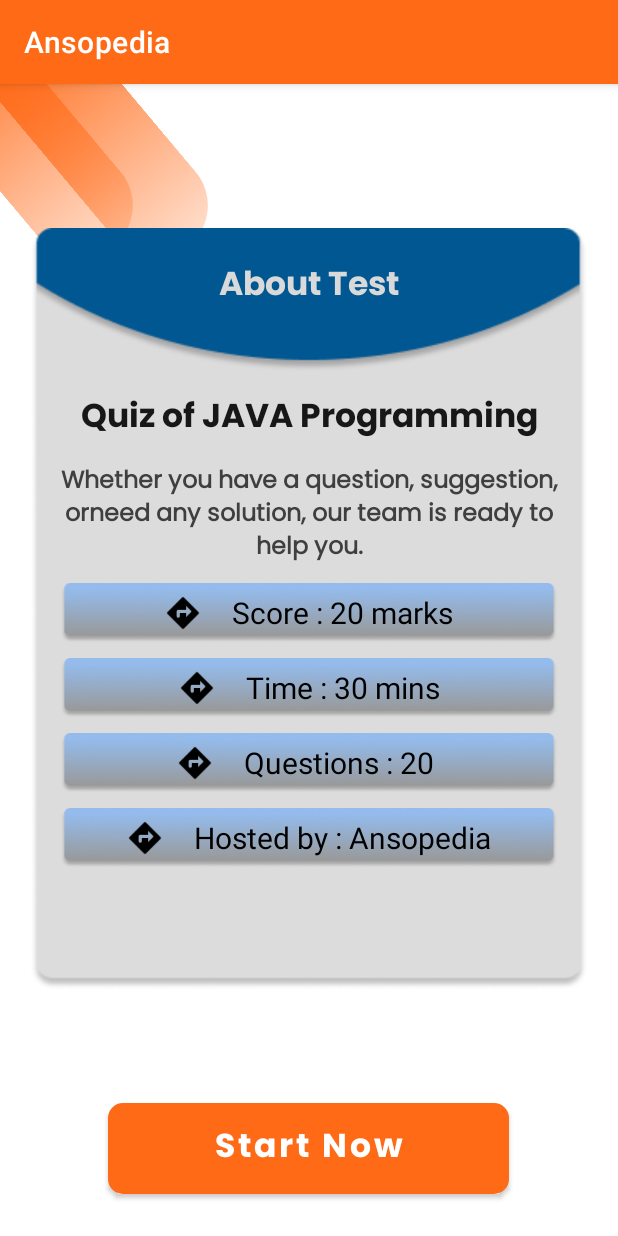
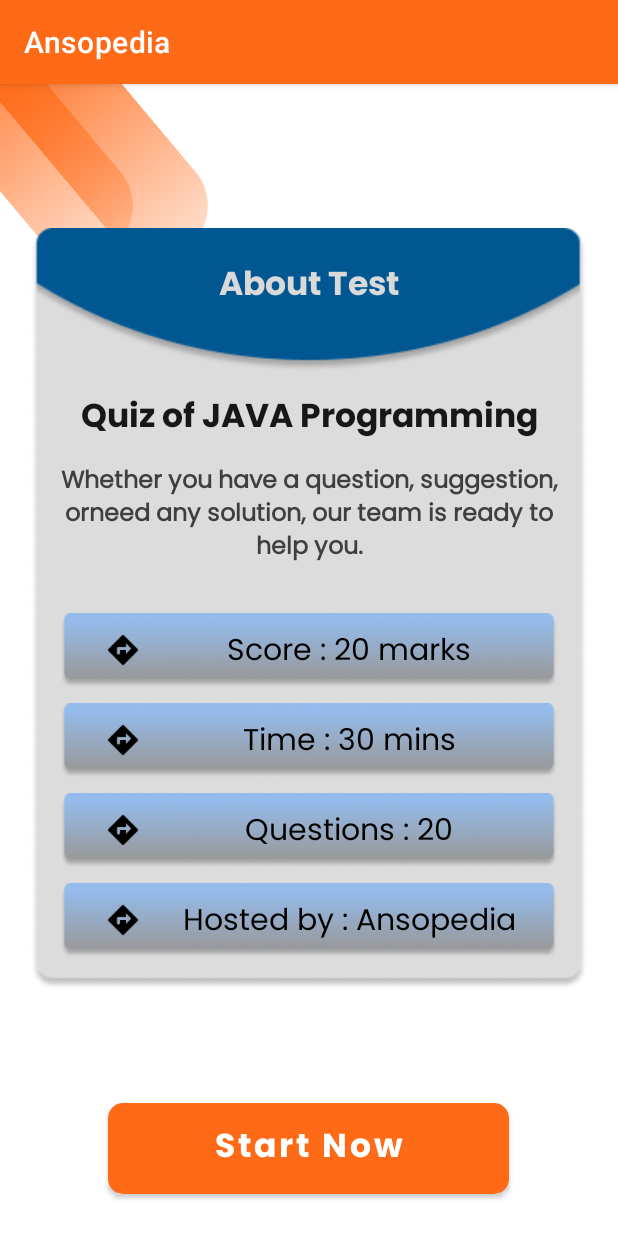
Before and after one commit to Shahbibek/Ansopedia, an Android app: the AboutTestActivity screen opened directly, with no data from a screen before it, on a phone screen of 412 x 824 dp. Run offline under Robolectric (Android 15) with nearby library versions, the phone set to English and light mode, and no system bars.

Commit message:
Changes in about test.

```diff
--- a/app/src/main/AndroidManifest.xml
+++ b/app/src/main/AndroidManifest.xml
@@ -1,7 +1,7 @@
 <?xml version="1.0" encoding="utf-8"?>
 <manifest xmlns:android="http://schemas.android.com/apk/res/android"
     xmlns:tools="http://schemas.android.com/tools"
-    package="com.example.ansopedia">
+    package="com.example.ansopedia" >
 
     <application
         android:allowBackup="true"
@@ -12,7 +12,10 @@
         android:roundIcon="@mipmap/ic_launcher_round"
         android:supportsRtl="true"
         android:theme="@style/Theme.Ansopedia"
-        tools:targetApi="31">
+        tools:targetApi="31" >
+        <activity
+            android:name=".LeaderboardActivity"
+            android:exported="false" />
         <activity
             android:name=".MyProfileActivity"
             android:exported="false" />
@@ -50,7 +53,7 @@
             android:name=".MainActivity"
             android:exported="true"
             android:screenOrientation="portrait"
-            android:theme="@style/Theme.Ansopedia.Starting">
+            android:theme="@style/Theme.Ansopedia.Starting" >
             <intent-filter>
                 <action android:name="android.intent.action.MAIN" />
 
--- /dev/null
+++ b/app/src/main/java/com/example/ansopedia/LeaderboardActivity.java
@@ -0,0 +1,14 @@
+package com.example.ansopedia;
+
+import androidx.appcompat.app.AppCompatActivity;
+
+import android.os.Bundle;
+
+public class LeaderboardActivity extends AppCompatActivity {
+
+    @Override
+    protected void onCreate(Bundle savedInstanceState) {
+        super.onCreate(savedInstanceState);
+        setContentView(R.layout.activity_leaderboard);
+    }
+}
--- a/app/src/main/res/layout/activity_about_test.xml
+++ b/app/src/main/res/layout/activity_about_test.xml
@@ -102,127 +102,126 @@
             <LinearLayout
                 android:id="@+id/point_1"
                 android:layout_width="match_parent"
-                android:layout_height="40dp"
+                android:layout_height="50dp"
                 android:layout_below="@+id/aboutTest_desc"
+                android:layout_marginHorizontal="15dp"
                 android:layout_marginStart="20dp"
+                android:layout_marginTop="20dp"
                 android:layout_marginEnd="20dp"
-                android:background="@drawable/desc_point_bg"
-                android:gravity="center">
+                android:background="@drawable/desc_point_bg">
 
-                <ImageView
-                    android:layout_width="25dp"
-                    android:layout_height="25dp"
+                <View
+                    android:layout_width="24dp"
+                    android:layout_height="24dp"
                     android:layout_gravity="center"
-                    android:layout_marginEnd="20dp"
-                    android:src="@drawable/round_directions">
-
-                </ImageView>
+                    android:layout_marginStart="30dp"
+                    android:background="@drawable/round_directions" />
 
                 <TextView
-                    android:layout_width="wrap_content"
+                    android:layout_width="match_parent"
                     android:layout_height="wrap_content"
+                    android:layout_marginHorizontal="10dp"
+                    android:layout_marginVertical="10dp"
+                    android:fontFamily="@font/poppins_regular"
+                    android:gravity="center"
                     android:text="Score : 20 marks"
-                    android:textAlignment="center"
                     android:textColor="@color/black"
-                    android:textSize="20sp">
+                    android:textSize="20sp" />
 
-                </TextView>
 
             </LinearLayout>
+
 
             <LinearLayout
                 android:id="@+id/point_2"
                 android:layout_width="match_parent"
-                android:layout_height="40dp"
+                android:layout_height="50dp"
                 android:layout_below="@+id/point_1"
+                android:layout_marginHorizontal="15dp"
                 android:layout_marginStart="20dp"
                 android:layout_marginTop="10dp"
                 android:layout_marginEnd="20dp"
-                android:background="@drawable/desc_point_bg"
-                android:gravity="center">
+                android:background="@drawable/desc_point_bg">
 
-                <ImageView
-                    android:layout_width="25dp"
-                    android:layout_height="25dp"
+                <View
+                    android:layout_width="24dp"
+                    android:layout_height="24dp"
                     android:layout_gravity="center"
-                    android:layout_marginEnd="20dp"
-                    android:src="@drawable/round_directions">
-
-                </ImageView>
+                    android:layout_marginStart="30dp"
+                    android:background="@drawable/round_directions" />
 
                 <TextView
-                    android:layout_width="wrap_content"
+                    android:layout_width="match_parent"
                     android:layout_height="wrap_content"
+                    android:layout_marginHorizontal="10dp"
+                    android:layout_marginVertical="10dp"
+                    android:fontFamily="@font/poppins_regular"
+                    android:gravity="center"
                     android:text="Time : 30 mins"
-                    android:textAlignment="center"
                     android:textColor="@color/black"
-                    android:textSize="20sp">
-
-                </TextView>
+                    android:textSize="20sp" />
 
             </LinearLayout>
 
             <LinearLayout
                 android:id="@+id/point_3"
                 android:layout_width="match_parent"
-                android:layout_height="40dp"
+                android:layout_height="50dp"
                 android:layout_below="@+id/point_2"
+                android:layout_marginHorizontal="15dp"
                 android:layout_marginStart="20dp"
                 android:layout_marginTop="10dp"
                 android:layout_marginEnd="20dp"
-                android:background="@drawable/desc_point_bg"
-                android:gravity="center">
+                android:background="@drawable/desc_point_bg">
 
-                <ImageView
-                    android:layout_width="25dp"
-                    android:layout_height="25dp"
+                <View
+                    android:layout_width="24dp"
+                    android:layout_height="24dp"
                     android:layout_gravity="center"
-                    android:layout_marginEnd="20dp"
-                    android:src="@drawable/round_directions">
-
-                </ImageView>
+                    android:layout_marginStart="30dp"
+                    android:background="@drawable/round_directions" />
 
                 <TextView
-                    android:layout_width="wrap_content"
+                    android:layout_width="match_parent"
                     android:layout_height="wrap_content"
-                    android:text="Questions : 20 "
-                    android:textAlignment="center"
+                    android:layout_marginHorizontal="10dp"
+                    android:layout_marginVertical="10dp"
+                    android:fontFamily="@font/poppins_regular"
+                    android:gravity="center"
+                    android:text="Questions : 20"
                     android:textColor="@color/black"
-                    android:textSize="20sp">
-
-                </TextView>
+                    android:textSize="20sp" />
 
             </LinearLayout>
 
             <LinearLayout
                 android:id="@+id/point_4"
                 android:layout_width="match_parent"
-                android:layout_height="40dp"
+                android:layout_height="50dp"
                 android:layout_below="@+id/point_3"
+                android:layout_marginHorizontal="15dp"
                 android:layout_marginStart="20dp"
                 android:layout_marginTop="10dp"
                 android:layout_marginEnd="20dp"
-                android:background="@drawable/desc_point_bg"
-                android:gravity="center">
+                android:background="@drawable/desc_point_bg">
 
-                <ImageView
-                    android:layout_width="25dp"
-                    android:layout_height="25dp"
+                <View
+                    android:layout_width="24dp"
+                    android:layout_height="24dp"
                     android:layout_gravity="center"
-                    android:layout_marginEnd="20dp"
-                    android:src="@drawable/round_directions">
-
-                </ImageView>
+                    android:layout_marginStart="30dp"
+                    android:background="@drawable/round_directions" />
 
                 <TextView
-                    android:layout_width="wrap_content"
+                    android:layout_width="match_parent"
                     android:layout_height="wrap_content"
+                    android:layout_marginHorizontal="10dp"
+                    android:layout_marginVertical="10dp"
+                    android:fontFamily="@font/poppins_regular"
+                    android:gravity="center"
                     android:text="Hosted by : Ansopedia"
-                    android:textAlignment="center"
                     android:textColor="@color/black"
-                    android:textSize="20sp">
-
-                </TextView>
+                    android:textSize="20sp" />
 
             </LinearLayout>
 
--- /dev/null
+++ b/app/src/main/res/layout/activity_leaderboard.xml
@@ -0,0 +1,9 @@
+<?xml version="1.0" encoding="utf-8"?>
+<androidx.constraintlayout.widget.ConstraintLayout xmlns:android="http://schemas.android.com/apk/res/android"
+    xmlns:app="http://schemas.android.com/apk/res-auto"
+    xmlns:tools="http://schemas.android.com/tools"
+    android:layout_width="match_parent"
+    android:layout_height="match_parent"
+    tools:context=".LeaderboardActivity">
+
+</androidx.constraintlayout.widget.ConstraintLayout>
```
Also changed, not shown: app/src/main/res/drawable/desc_icon.png (added).
